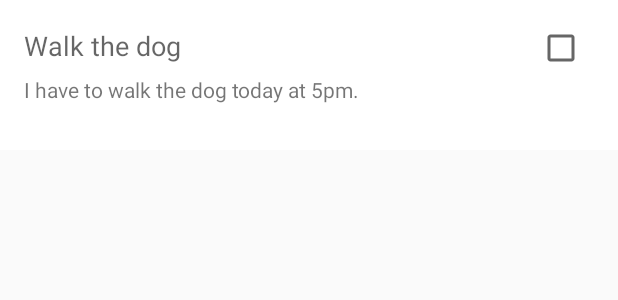
After one commit to NULLPointerGuy/MVP_Dagger2_Retrofit, an Android app: the layout task_row.xml on its own in the app's theme, with its tools: preview values and no code run, on a phone screen of 412 x 824 dp. The commit adds this screen. Shown: the top 300 px of the screen. Run offline under Robolectric (Android 15) with nearby library versions, the phone set to English and light mode, and no system bars.

Commit message:
Intial Commit 3

```diff
--- a/app/src/main/java/com/karthik/todo/DB/Dbhander.java
+++ b/app/src/main/java/com/karthik/todo/DB/Dbhander.java
@@ -27,8 +27,12 @@ public class Dbhander {
        realmdb.commitTransaction();
     }
 
+    public boolean isDbEmpty(){
+        return realmdb.isEmpty();
+    }
+
     public RealmResults<Todo> getAllTodo(){
-       return realmdb.where(Todo.class).findAllAsync();
+       return realmdb.where(Todo.class).findAll();
     }
 
     public void closeDb(){
--- a/app/src/main/java/com/karthik/todo/Todo/DI/TodoDashComponent.java
+++ b/app/src/main/java/com/karthik/todo/Todo/DI/TodoDashComponent.java
@@ -1,5 +1,6 @@
 package com.karthik.todo.Todo.DI;
 
+import com.karthik.todo.Todo.MVP.TodoPresenter;
 import com.karthik.todo.Todo.TodoActivity;
 
 import dagger.Subcomponent;
@@ -11,4 +12,5 @@ import dagger.Subcomponent;
 @Subcomponent (modules = {TodoModule.class})
 public interface TodoDashComponent {
     void inject(TodoActivity todoActivity);
+    void inject(TodoPresenter todoPresenter);
 }
--- a/app/src/main/java/com/karthik/todo/Todo/MVP/TodoPresenterContract.java
+++ b/app/src/main/java/com/karthik/todo/Todo/MVP/TodoPresenterContract.java
@@ -6,4 +6,5 @@ package com.karthik.todo.Todo.MVP;
 
 public interface TodoPresenterContract {
     void onAddTodoClicked();
+    void loadTasks();
 }
--- /dev/null
+++ b/app/src/main/res/layout/task_row.xml
@@ -0,0 +1,40 @@
+<?xml version="1.0" encoding="utf-8"?>
+<LinearLayout xmlns:android="http://schemas.android.com/apk/res/android"
+              xmlns:tools="http://schemas.android.com/tools"
+              android:orientation="vertical"
+              android:layout_width="match_parent"
+              android:layout_height="@dimen/task_row"
+              android:padding="@dimen/fab_margin"
+              android:background="@android:color/white">
+    <LinearLayout
+            android:layout_width="match_parent"
+            android:layout_height="wrap_content"
+            android:orientation="horizontal"
+            android:weightSum="1">
+        <TextView
+            android:id="@+id/todoTitle"
+            android:layout_width="0dp"
+            android:layout_weight="0.9"
+            android:layout_height="wrap_content"
+            android:maxLines="1"
+            android:ellipsize="end"
+            style="?android:textAppearanceMedium"
+            tools:text="Walk the dog"/>
+
+        <CheckBox
+                android:id="@+id/done_check"
+                android:layout_width="0dp"
+                android:layout_height="wrap_content"
+                android:layout_weight="0.1"/>
+    </LinearLayout>
+
+    <TextView
+            android:id="@+id/tododesc"
+            android:layout_width="match_parent"
+            android:layout_height="wrap_content"
+            android:maxLines="2"
+            android:ellipsize="end"
+            android:layout_marginTop="@dimen/task_detail_margin"
+            tools:text="I have to walk the dog today at 5pm."/>
+
+</LinearLayout>
--- a/app/src/main/res/values/colors.xml
+++ b/app/src/main/res/values/colors.xml
@@ -3,4 +3,5 @@
     <color name="colorPrimary">#3F51B5</color>
     <color name="colorPrimaryDark">#303F9F</color>
     <color name="colorAccent">#FF4081</color>
+    <color name="grey">#EEE</color>
 </resources>
--- a/app/src/main/res/values/dimens.xml
+++ b/app/src/main/res/values/dimens.xml
@@ -1,3 +1,6 @@
 <resources>
     <dimen name="fab_margin">16dp</dimen>
+    <dimen name="dash_tool_height">250dp</dimen>
+    <dimen name="task_row">100dp</dimen>
+    <dimen name="task_detail_margin">2dp</dimen>
 </resources>
```
Also changed, not shown: app/src/main/java/com/karthik/todo/DB/Models/Todo.java (+7 -0 lines), app/src/main/java/com/karthik/todo/Todo/DI/TodoModule.java (+7 -0 lines), app/src/main/java/com/karthik/todo/Todo/MVP/TodoPresenter.java (+18 -0 lines), app/src/main/java/com/karthik/todo/Todo/MVP/TodoViewContract.java (+10 -0 lines), app/src/main/java/com/karthik/todo/Todo/TaskAdapter.java (added, +84 -0 lines), app/src/main/java/com/karthik/todo/Todo/TodoActivity.java (+45 -0 lines), app/src/main/res/layout/activity_todo.xml (+27 -9 lines).
